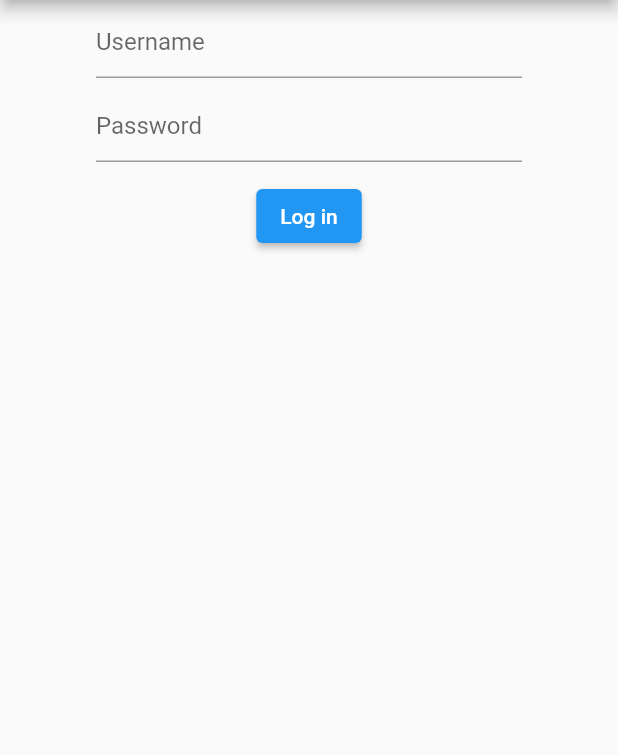
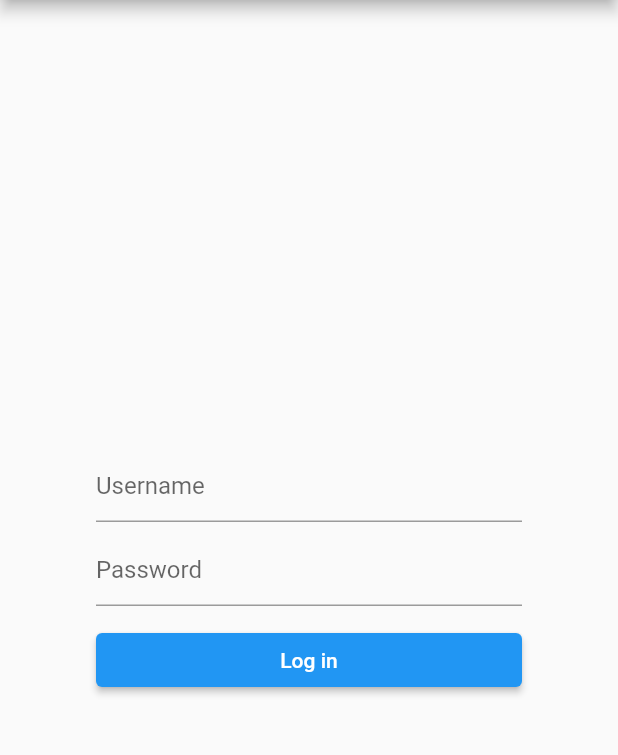
Before and after one commit to tytydraco/login_widget, a Flutter app: the screen it shows after launch, on a phone screen of 412 x 824 dp, the part 84-839 px from its top. Run offline on Flutter 3.47's test engine with Material 2 defaults, Android fonts, the phone set to English and light mode, and no system bars.

Commit message:
Center and stretch content
Signed-off-by: Tyler Nijmeh <tylernij@gmail.com>

```diff
--- a/lib/login_widget.dart
+++ b/lib/login_widget.dart
@@ -27,8 +27,9 @@ class _LoginWidgetState extends State<LoginWidget> {
 
   @override
   Widget build(BuildContext context) {
-    return Container(
-      child: Column(
+    return Column(
+      mainAxisAlignment: MainAxisAlignment.center,
+      crossAxisAlignment: CrossAxisAlignment.stretch,
       children: [
         widget.form,
         Padding(
@@ -39,7 +40,6 @@ class _LoginWidgetState extends State<LoginWidget> {
           ),
         ),
       ],
-      ),
     );
   }
 }
```
Lines whose indentation alone changed are shown as unchanged.
